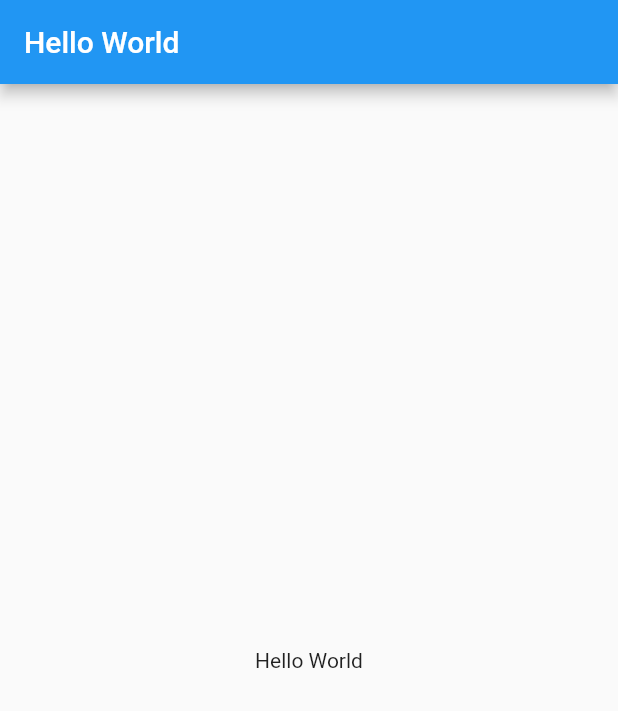
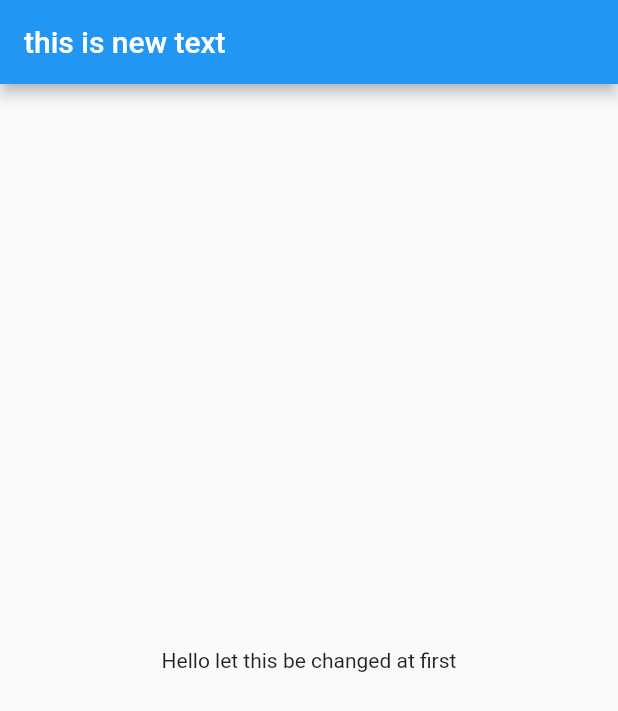
Before and after one commit to KryssNa/forpractice, a Flutter app: the screen it shows after launch, on a phone screen of 412 x 824 dp. Shown: the top 711 px of the screen. Run offline on Flutter 3.47's test engine with Material 2 defaults, Android fonts, the phone set to English and light mode, and no system bars.

Commit message:
2nd commit

```diff
--- a/newpractice/lib/main.dart
+++ b/newpractice/lib/main.dart
@@ -15,10 +15,10 @@ class MyApp extends StatelessWidget {
         ),
         home: Scaffold(
           appBar: AppBar(
-            title: const Text("Hello World"),
+            title: const Text("this is new text"),
           ),
           body: const Center(
-            child: Text("Hello World"),
+            child: Text("Hello let this be changed at first"),
           ),
         )
     );
```
